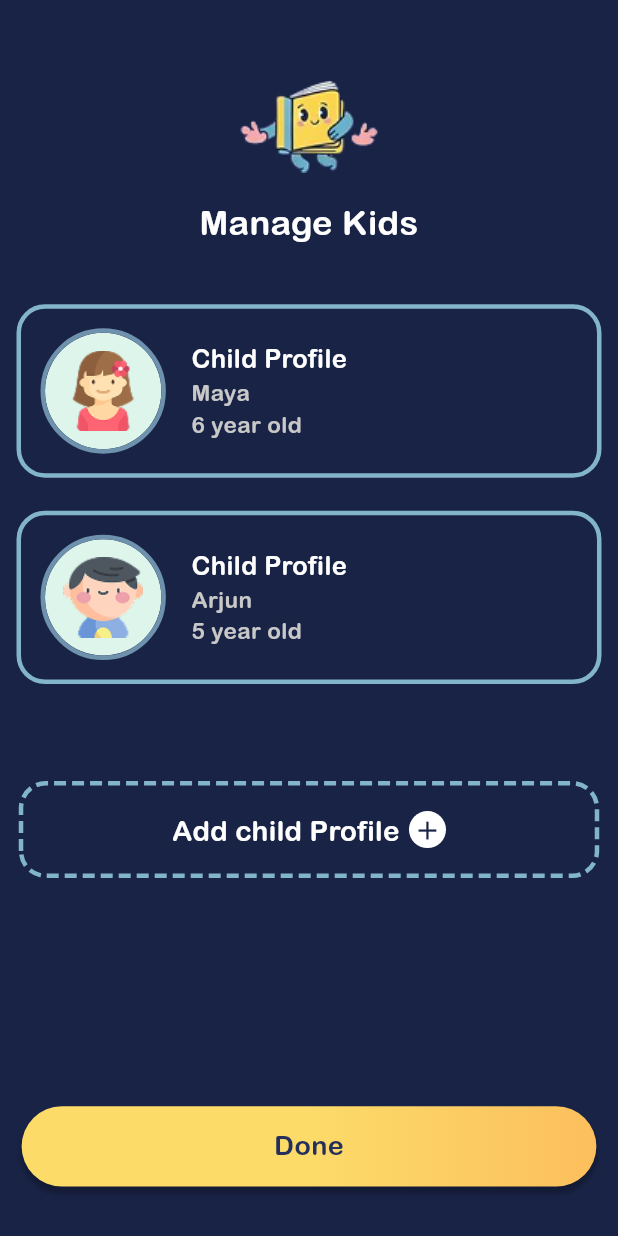
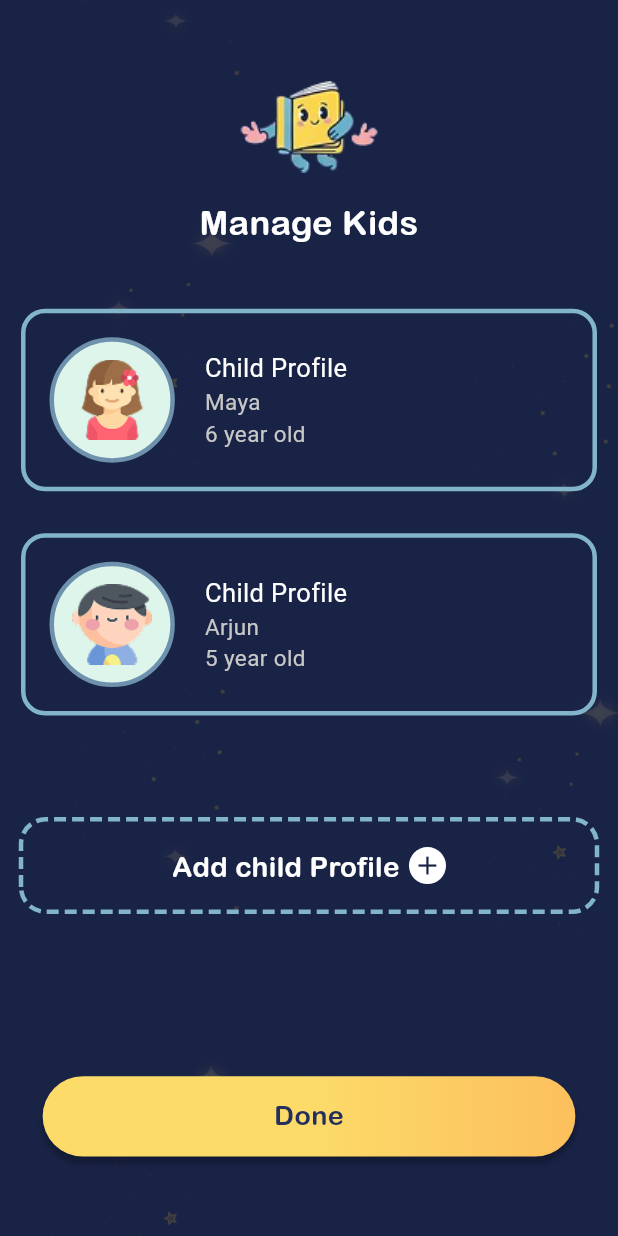
Before and after one commit to Vikranth1831/story_hug, a Flutter app: the EnteringFieldsForKid screen opened by its route, after a tap on "Create Now", on a phone screen of 412 x 824 dp. Run offline on Flutter 3.47's test engine with Material 3 defaults, Android fonts, the phone set to English and light mode, and no system bars; drawn by our look-alikes of dotted_border; our stand-ins replace connectivity_plus, dio, equatable, firebase_core, firebase_crashlytics, firebase_messaging and 7 more; accounts and stored records are empty; Roboto replaces fonts that are missing (segeo); project files that could hold a hidden picture were left out.

Commit message:
commit by vikranth 25/11/25 at 11:36 AM

```diff
--- a/lib/app_routes/router.dart
+++ b/lib/app_routes/router.dart
@@ -21,7 +21,6 @@ import 'package:story_hug/pages/recording_voice/start_recording_voice.dart';
 import 'package:story_hug/pages/Section1/card-parts.dart';
 import 'package:story_hug/pages/Section1/card-view.dart';
 import 'package:story_hug/pages/Section1/menu.dart';
-import 'package:story_hug/pages/sign_up_screen.dart';
 import 'package:story_hug/pages/splash_screen.dart';
 import 'package:story_hug/pages/verify_email.dart';
 import 'package:story_hug/pages/Section1/playicard.dart';
@@ -84,12 +83,7 @@ final GoRouter appRouter = GoRouter(
         return buildSlideTransitionPage(VerifyEmail(), state);
       },
     ),
-    GoRoute(
-      path: '/sign_up',
-      pageBuilder: (context, state) {
-        return buildSlideTransitionPage(SignUpScreen(), state);
-      },
-    ),
+
     GoRoute(
       path: '/select',
       pageBuilder: (context, state) {
--- a/lib/pages/creating_profile_for_kids/entering_fields.dart
+++ b/lib/pages/creating_profile_for_kids/entering_fields.dart
@@ -29,32 +29,54 @@ class _EnteringFieldsForKidState extends State<EnteringFieldsForKid> {
     "assets/images/girl_avator.png",
   ];
 
-
   @override
   Widget build(BuildContext context) {
-    var w=SizeConfig.screenWidth;
-    var h=SizeConfig.screenHeight;
+    var w = SizeConfig.screenWidth;
+    var h = SizeConfig.screenHeight;
+
     return Scaffold(
-      backgroundColor: Color(0xFF192346),
-      body: Padding(
-        padding:  EdgeInsets.symmetric(horizontal: w * 0.034),
+      body: Container(
+        width: double.infinity,
+        height: double.infinity,
+        decoration: const BoxDecoration(
+          image: DecorationImage(
+            image: AssetImage('assets/images/bgimage.png'),
+            fit: BoxFit.cover,
+          ),
+        ),
+
+        /// 🔥 FIX — Correct structure to allow scroll + fixed bottom button
+        child: Column(
+          children: [
+            Expanded(
               child: SingleChildScrollView(
+                child: Padding(
+                  padding: EdgeInsets.symmetric(horizontal: w * 0.034),
                   child: Column(
                     crossAxisAlignment: CrossAxisAlignment.start,
                     children: [
-              SizedBox(height: h * 0.05,),
+                      SizedBox(height: h * 0.05),
                       Center(child: Image.asset('assets/images/Group 146.png')),
+
                       TextHeader("Name"),
-              SizedBox(height: h * 0.013,),
+                      SizedBox(height: h * 0.013),
+                      CustomInputField(
+                        controller: nameController,
+                        label1: 'Enter name',
+                      ),
 
-              CustomInputField(controller: nameController, label1: 'Enter name',),
-              SizedBox(height: h * 0.02,),
+                      SizedBox(height: h * 0.02),
                       TextHeader("Age"),
-              SizedBox(height: h * 0.013,),
-              CustomInputField(controller: ageController, label1: 'Enter age',),
-              SizedBox(height: h * 0.02,),
+                      SizedBox(height: h * 0.013),
+                      CustomInputField(
+                        controller: ageController,
+                        label1: 'Enter age',
+                      ),
+
+                      SizedBox(height: h * 0.02),
                       TextHeader("Gender"),
-              SizedBox(height: h * 0.013,),
+                      SizedBox(height: h * 0.013),
+
                       GenderRow(
                         selectedGender: selectedGender,
                         onSelect: (value) {
@@ -63,40 +85,46 @@ class _EnteringFieldsForKidState extends State<EnteringFieldsForKid> {
                           });
                         },
                         height: h,
-                width: w
+                        width: w,
                       ),
 
                       if (selectedGender.isNotEmpty) ...[
                         SizedBox(height: h * 0.02),
                         AvatarSelectionBox(
-                  selectedGender == "boy" ? boyAvatars : girlAvatars,h,w
+                          selectedGender == "boy"
+                              ? boyAvatars
+                              : girlAvatars,
+                          h,
+                          w,
                         ),
                         SizedBox(height: h * 0.03),
                       ],
-
-
                     ],
-
                   ),
                 ),
               ),
-      bottomNavigationBar: SafeArea(
-          child:
-          InkWell(
-              onTap: ()
-              {
+            ),
+
+            /// 🔥 FIX — Button inside body but not breaking UI
+            Padding(
+              padding: const EdgeInsets.only(bottom: 20),
+              child: InkWell(
+                onTap: () {
                   context.push('/manage_kids');
                 },
-              child: CreateNowButton(text: 'Create Now',)
-          )
+                child: CreateNowButton(text: 'Create Now'),
+              ),
+            ),
+          ],
+        ),
       ),
     );
   }
 
-  Widget AvatarSelectionBox(List<String> avatarList,var height,var width) {
+  Widget AvatarSelectionBox(List<String> avatarList, var height, var width) {
     return Container(
       width: double.infinity,
-      padding:EdgeInsets.all(height * 0.02),
+      padding: EdgeInsets.all(height * 0.02),
       decoration: ShapeDecoration(
         color: Colors.white.withValues(alpha: 0.10),
         shape: RoundedRectangleBorder(
@@ -116,7 +144,6 @@ class _EnteringFieldsForKidState extends State<EnteringFieldsForKid> {
             ),
           ),
           const SizedBox(height: 16),
-
           SingleChildScrollView(
             scrollDirection: Axis.horizontal,
             child: Row(
@@ -144,11 +171,10 @@ class _EnteringFieldsForKidState extends State<EnteringFieldsForKid> {
     );
   }
 
-  Widget TextHeader(String text)
-  {
-    return  Text(
+  Widget TextHeader(String text) {
+    return Text(
       text,
-      style: TextStyle(
+      style: const TextStyle(
         color: Colors.white,
         fontSize: 16,
         fontFamily: 'Arial',
@@ -156,36 +182,35 @@ class _EnteringFieldsForKidState extends State<EnteringFieldsForKid> {
       ),
     );
   }
+
   Widget GenderRow({
     required String selectedGender,
     required Function(String) onSelect,
     required var height,
-    required var width
+    required var width,
   }) {
     return Container(
       width: double.infinity,
-      padding: const EdgeInsets.symmetric(horizontal: 20,),
+      padding: const EdgeInsets.symmetric(horizontal: 20),
       child: Row(
         mainAxisAlignment: MainAxisAlignment.spaceBetween,
         children: [
-          // BOY box
           GenderBox(
             label: "Boy",
             imageUrl: "assets/images/boy_avator.png",
             isSelected: selectedGender == "boy",
             onTap: () => onSelect("boy"),
             width: width,
-            height: height
+            height: height,
           ),
 
-          // GIRL box
           GenderBox(
             label: "Girl",
             imageUrl: "assets/images/girl_avator.png",
             isSelected: selectedGender == "girl",
             onTap: () => onSelect("girl"),
             width: width,
-              height: height
+            height: height,
           ),
         ],
       ),
@@ -198,7 +223,7 @@ class _EnteringFieldsForKidState extends State<EnteringFieldsForKid> {
     required bool isSelected,
     required VoidCallback onTap,
     required var height,
-    required var width
+    required var width,
   }) {
     return InkWell(
       onTap: onTap,
@@ -207,8 +232,8 @@ class _EnteringFieldsForKidState extends State<EnteringFieldsForKid> {
         padding: const EdgeInsets.all(12),
         decoration: ShapeDecoration(
           color: isSelected
-              ? const Color(0xFFFBD867)                // selected
-              : Colors.white.withValues(alpha: 0.10),  // unselected
+              ? const Color(0xFFFBD867)
+              : Colors.white.withValues(alpha: 0.10),
           shape: RoundedRectangleBorder(
             borderRadius: BorderRadius.circular(16),
           ),
@@ -227,7 +252,6 @@ class _EnteringFieldsForKidState extends State<EnteringFieldsForKid> {
                 ),
               ),
             ),
-
             const SizedBox(height: 12),
             Text(
               label,
@@ -243,6 +267,4 @@ class _EnteringFieldsForKidState extends State<EnteringFieldsForKid> {
       ),
     );
   }
-
-
 }
--- a/lib/pages/creating_profile_for_kids/manage_kids.dart
+++ b/lib/pages/creating_profile_for_kids/manage_kids.dart
@@ -3,7 +3,6 @@ import 'package:go_router/go_router.dart';
 import 'package:story_hug/utils/media_query_helper.dart';
 
 import '../../components/create_now_button.dart';
-import '../../components/text_field.dart';
 import 'package:dotted_border/dotted_border.dart';
 
 class ManageKids extends StatelessWidget {
@@ -11,36 +10,54 @@ class ManageKids extends StatelessWidget {
 
   @override
   Widget build(BuildContext context) {
-    var w=SizeConfig.screenWidth;
-    var h=SizeConfig.screenHeight;
+    var w = SizeConfig.screenWidth;
+    var h = SizeConfig.screenHeight;
+
     return Scaffold(
-      backgroundColor: Color(0xFF192346),
-      body: Padding(
-        padding:  EdgeInsets.symmetric(horizontal: w * 0.034),
-        child: SingleChildScrollView(
+      body: Container(
+        width: double.infinity,
+        height: double.infinity,
+
+        /// Background image
+        decoration: const BoxDecoration(
+          image: DecorationImage(
+            image: AssetImage("assets/images/bgimage.png"),
+            fit: BoxFit.cover,
+          ),
+        ),
+
+        child: Stack(
+          children: [
+            /// ---------- MAIN CONTENT WITH SCROLL ----------
+            SingleChildScrollView(
+              padding: EdgeInsets.symmetric(horizontal: w * 0.034),
               child: Column(
                 crossAxisAlignment: CrossAxisAlignment.center,
                 children: [
-              SizedBox(height: h * 0.05,),
+                  SizedBox(height: h * 0.05),
+
                   Center(child: Image.asset('assets/images/open_book.png')),
-              SizedBox(height: h * 0.02,),
+                  SizedBox(height: h * 0.02),
+
                   Text(
                     'Manage Kids',
                     textAlign: TextAlign.center,
-                style: TextStyle(
+                    style: const TextStyle(
                       color: Colors.white,
                       fontSize: 23,
                       fontFamily: 'Arial',
                       fontWeight: FontWeight.w400,
                     ),
                   ),
-              SizedBox(height: h * 0.05,),
+
+                  SizedBox(height: h * 0.05),
+
                   KidProfileCard(
                     name: "Maya",
                     age: "6",
                     avatar: "assets/images/girl_avator.png",
                     height: h,
-                width: w
+                    width: w,
                   ),
 
                   KidProfileCard(
@@ -48,52 +65,54 @@ class ManageKids extends StatelessWidget {
                     age: "5",
                     avatar: "assets/images/boy_avator.png",
                     height: h,
-                width: w
+                    width: w,
                   ),
-              SizedBox(height: h * 0.05,),
 
-              AddChildButton(h,w,context),
+                  SizedBox(height: h * 0.05),
 
+                  AddChildButton(h, w, context),
 
-
+                  SizedBox(height: h * 0.15), // space for bottom button
                 ],
-
               ),
             ),
-      ),
-      bottomNavigationBar: SafeArea(
-          child:
-          InkWell(
-              onTap: ()
-              {
+
+            /// -------- FIXED BUTTON AT THE BOTTOM INSIDE BODY --------
+            Positioned(
+              left: 0,
+              right: 0,
+              bottom: 20,
+              child: Padding(
+                padding: EdgeInsets.symmetric(horizontal: w * 0.034),
+                child: InkWell(
+                  onTap: () {
                     context.push('/home');
                   },
-              child: CreateNowButton(text: 'Done',)
+                  child: const CreateNowButton(text: 'Done'),
+                ),
+              ),
             )
+          ],
+        ),
       ),
     );
   }
 
-
-  Widget AddChildButton(var h, var w,BuildContext context) {
+  Widget AddChildButton(var h, var w, BuildContext context) {
     return InkWell(
-      onTap: ()
-      {
+      onTap: () {
         context.push('/entering_fields_for_kids');
       },
       child: DottedBorder(
         color: const Color(0xFF82B5CA),
         strokeWidth: 3,
-        dashPattern: const [8, 4], // keep dashes constant
+        dashPattern: const [8, 4],
         borderType: BorderType.RRect,
-        radius: Radius.circular(w * 0.04), // responsive radius
+        radius: Radius.circular(w * 0.04),
         child: Container(
           width: double.infinity,
-          height: h * 0.07, // was 64
-          padding: EdgeInsets.all(w * 0.04), // was 16
-          decoration: BoxDecoration(
-            borderRadius: BorderRadius.circular(w * 0.04),
-          ),
+          height: h * 0.07,
+          padding: EdgeInsets.all(w * 0.04),
           child: Row(
             mainAxisAlignment: MainAxisAlignment.center,
             children: [
@@ -101,27 +120,22 @@ class ManageKids extends StatelessWidget {
                 'Add child Profile',
                 style: TextStyle(
                   color: Colors.white,
-                  fontSize: w * 0.045, // was 19
+                  fontSize: w * 0.045,
                   fontFamily: 'Arial',
-                  fontWeight: FontWeight.w400,
                 ),
               ),
-
-              SizedBox(width: w * 0.015), // was 7
-
+              SizedBox(width: w * 0.015),
               Container(
-                width: w * 0.06, // was 24
+                width: w * 0.06,
                 height: w * 0.06,
                 decoration: const BoxDecoration(
                   color: Colors.white,
                   shape: BoxShape.circle,
                 ),
-                child: Center(
                 child: Icon(
                   Icons.add,
-                    size: w * 0.05, // was 20
-                    color: const Color(0xFF192346),
-                  ),
+                  size: w * 0.05,
+                  color: Color(0xFF192346),
                 ),
               ),
             ],
@@ -131,14 +145,12 @@ class ManageKids extends StatelessWidget {
     );
   }
 
-
-
   Widget KidProfileCard({
     required String name,
     required String age,
     required String avatar,
     required var height,
-    required var width
+    required var width,
   }) {
     return Container(
       width: double.infinity,
@@ -148,14 +160,12 @@ class ManageKids extends StatelessWidget {
         shape: RoundedRectangleBorder(
           side: const BorderSide(
             width: 3,
-            strokeAlign: BorderSide.strokeAlignOutside,
             color: Color(0xFF82B5CA),
           ),
           borderRadius: BorderRadius.circular(16),
         ),
       ),
       child: Row(
-        crossAxisAlignment: CrossAxisAlignment.center,
         children: [
           Container(
             padding: const EdgeInsets.all(12),
@@ -164,7 +174,6 @@ class ManageKids extends StatelessWidget {
               shape: RoundedRectangleBorder(
                 side: const BorderSide(
                   width: 3,
-                  strokeAlign: BorderSide.strokeAlignOutside,
                   color: Color(0xFF6E91AD),
                 ),
                 borderRadius: BorderRadius.circular(48),
@@ -182,19 +191,15 @@ class ManageKids extends StatelessWidget {
             ),
           ),
           const SizedBox(width: 20),
-          SizedBox(
-           // width: 131,
-            child: Column(
+
+          Column(
             crossAxisAlignment: CrossAxisAlignment.start,
             children: [
               const Text(
                 'Child Profile',
-                  textAlign: TextAlign.center,
                 style: TextStyle(
                   color: Colors.white,
                   fontSize: 17,
-                    fontFamily: 'Arial',
-                    fontWeight: FontWeight.w400,
                 ),
               ),
               Text(
@@ -202,8 +207,6 @@ class ManageKids extends StatelessWidget {
                 style: const TextStyle(
                   color: Color(0xFFC8C8C8),
                   fontSize: 15,
-                    fontFamily: 'Arial',
-                    fontWeight: FontWeight.w400,
                 ),
               ),
               Text(
@@ -211,16 +214,12 @@ class ManageKids extends StatelessWidget {
                 style: const TextStyle(
                   color: Color(0xFFC8C8C8),
                   fontSize: 15,
-                    fontFamily: 'Arial',
-                    fontWeight: FontWeight.w400,
                 ),
               ),
             ],
           ),
-          )
         ],
       ),
     );
   }
-
 }
--- a/pubspec.yaml
+++ b/pubspec.yaml
@@ -72,6 +72,7 @@ dependencies:
   flutter_staggered_grid_view: ^0.7.0
   dotted_border: ^2.0.0
   pdfx: ^2.9.2
+  get: ^4.7.2
 
 
 
```
Also changed, not shown: lib/pages/creating_profile_for_kids/create_profile_forkids.dart (+17 -8 lines), lib/pages/recording_voice/recording_voice.dart (+3 -9 lines), lib/pages/recording_voice/save_voice.dart (+4 -10 lines), lib/pages/recording_voice/start_recording_voice.dart (+3 -9 lines), lib/pages/sign_up_screen.dart (deleted, +0 -11 lines), assets/images/backgroundimage.png (added), assets/images/login-boy-image.png (added), assets/images/stars.png (added), pubspec.lock. Lines whose indentation alone changed are shown as unchanged.
